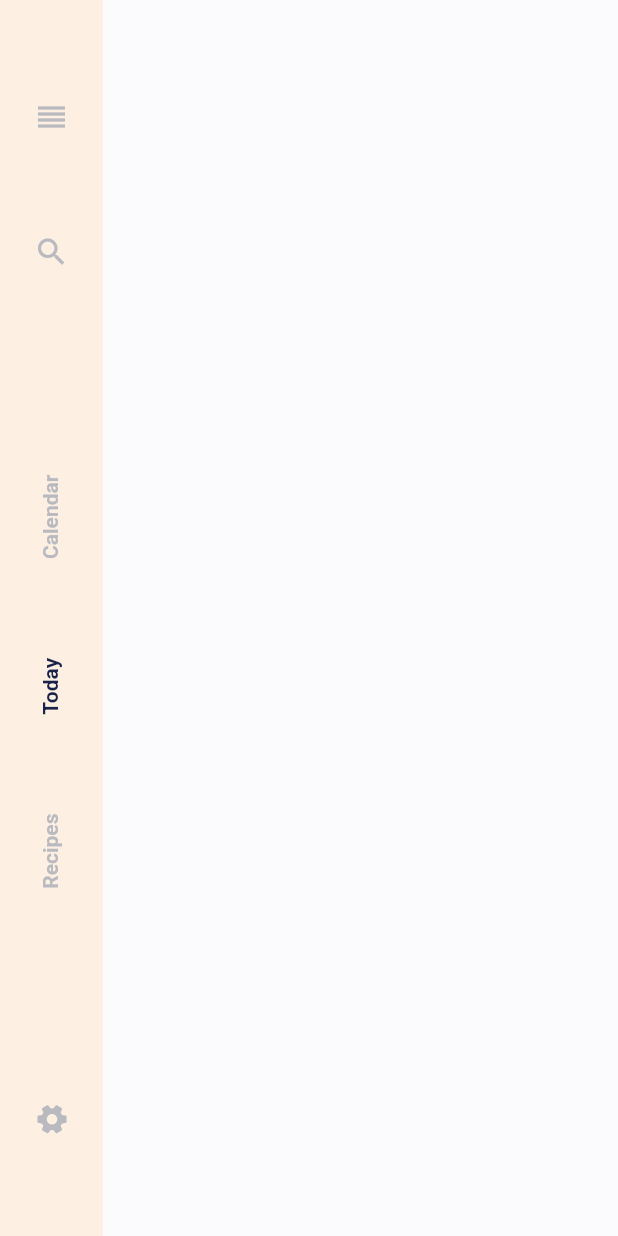
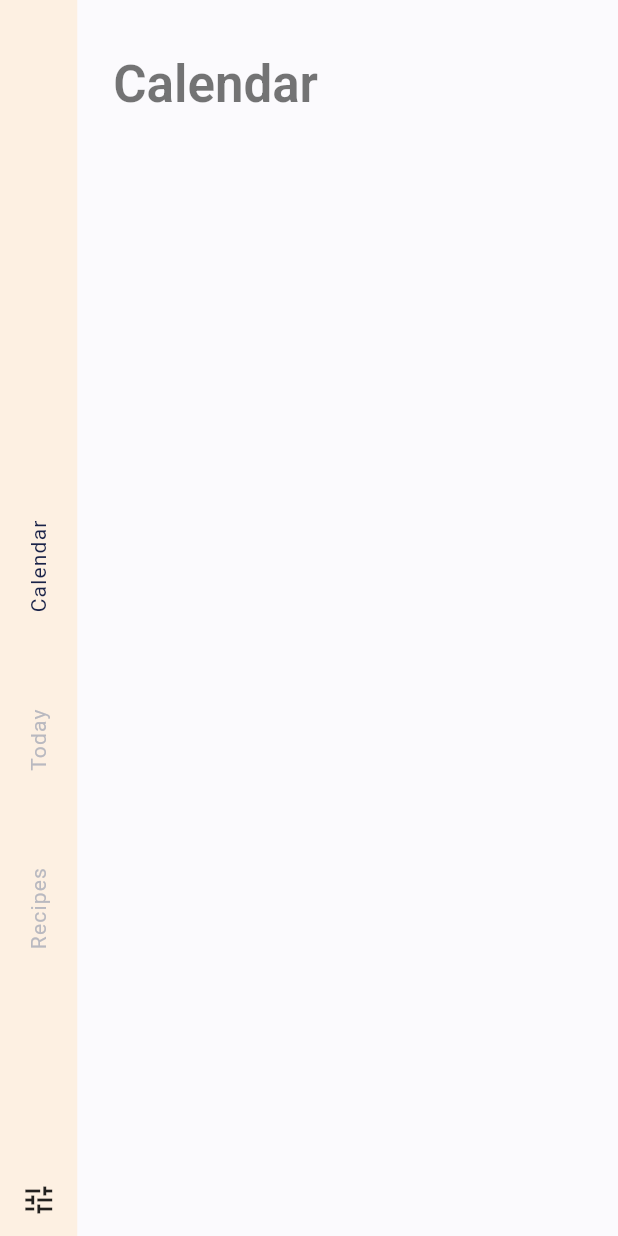
Before and after one commit to osamaaliarshad/FoodCast, a Flutter app: the screen it shows after launch, after a tap on "Calendar", on a phone screen of 412 x 824 dp. Run offline on Flutter 3.47's test engine with Material 2 defaults, Android fonts, the phone set to English and light mode, and no system bars; our stand-ins replace flutter_riverpod.

Commit message:
Added interactive UI elements

```diff
--- a/lib/presentation/home_screen.dart
+++ b/lib/presentation/home_screen.dart
@@ -4,88 +4,115 @@ import 'package:flutter_riverpod/all.dart';
 const Color activeColor = Color(0xFF192248);
 const Color deactiveColor = Color(0xFFB9B9C0);
 
-class MyHomePage extends ConsumerWidget {
+class MyHomePage extends StatefulWidget {
   @override
-  Widget build(BuildContext context, watch) {
+  _MyHomePageState createState() => _MyHomePageState();
+}
+
+class _MyHomePageState extends State<MyHomePage> {
+  int _selectedIndex = 1;
+  @override
+  Widget build(BuildContext context) {
+    final double height = MediaQuery.of(context).size.height;
+    final double width = MediaQuery.of(context).size.width;
     return Scaffold(
       backgroundColor: Color(0xFFFBFAFD),
-      body: Center(
-        child: Row(
+      body: Row(
         children: <Widget>[
-            Column(
-              mainAxisAlignment: MainAxisAlignment.center,
-              children: <Widget>[
-                Container(
-                  height: MediaQuery.of(context).size.height,
-                  width: MediaQuery.of(context).size.width / 6,
-                  color: Color(0xFFFDF0E2),
-                  child: Column(
-                    mainAxisAlignment: MainAxisAlignment.spaceEvenly,
+          NavigationRail(
+            minWidth: width / 8,
+            groupAlignment: 1.0,
+            backgroundColor: Color(0xFFFDF0E2),
+            selectedIndex: _selectedIndex,
+            onDestinationSelected: (int index) {
+              setState(() {
+                _selectedIndex = index;
+              });
+            },
+            labelType: NavigationRailLabelType.all,
+            destinations: [
+              buildRotatedTextRailDestination("Calendar"),
+              buildRotatedTextRailDestination("Today"),
+              buildRotatedTextRailDestination("Recipes"),
+            ],
+            trailing: Column(
               children: [
-                      RotatedBox(
-                        quarterTurns: 0,
-                        child: Icon(
-                          Icons.reorder,
+                SizedBox(
+                  height: height / 8,
+                ),
+                SizedBox(
+                  height: height / 105,
+                ),
+                IconButton(icon: Icon(Icons.tune), onPressed: () {})
+              ],
+            ),
+            selectedLabelTextStyle: TextStyle(
+              color: activeColor,
+              letterSpacing: 0.8,
+            ),
+            unselectedLabelTextStyle: TextStyle(
               color: deactiveColor,
+              letterSpacing: 0.8,
             ),
           ),
-                      RotatedBox(
-                        quarterTurns: 0,
-                        child: Icon(
-                          Icons.search,
-                          color: deactiveColor,
+
+          // VerticalDivider(
+          //   thickness: 1,
+          //   width: 1,
+          //   color: Colors.black,
+          // ),
+
+          // This is the main content.
+          ContentSpace(_selectedIndex)
+        ],
+      ),
+    );
+  }
+}
+
+NavigationRailDestination buildRotatedTextRailDestination(String text) {
+  return NavigationRailDestination(
+    icon: SizedBox.shrink(),
+    label: Padding(
+      padding: const EdgeInsets.only(top: 16.0, bottom: 16.0),
+      child: RotatedBox(
+        quarterTurns: 3,
+        child: Text(text),
       ),
     ),
+  );
+}
+
+class ContentSpace extends StatelessWidget {
+  final int _selectedIndex;
+  ContentSpace(this._selectedIndex);
+
+  final List<String> titles = [
+    "Calendar",
+    "Today's\nFood",
+    "All\nRecipes",
+  ];
+
+  @override
+  Widget build(BuildContext context) {
+    return Expanded(
+      child: Padding(
+        padding: const EdgeInsets.fromLTRB(24, 8, 0, 0),
+        child: MediaQuery.removePadding(
+          removeTop: true,
+          context: context,
+          child: ListView(
+            children: <Widget>[
               SizedBox(
-                        height: 5,
+                height: 24,
               ),
-                      GestureDetector(
-                        onTap: () {
-                          print('object');
-                        },
-                        child: RotatedBox(
-                          quarterTurns: 3,
-                          child: Text(
-                            'Calendar',
-                            style: TextStyle(color: deactiveColor),
-                          ),
-                        ),
-                      ),
-                      GestureDetector(
-                        onTap: () {
-                          print('object2');
-                        },
-                        child: RotatedBox(
-                          quarterTurns: 3,
-                          child: Text(
-                            'Today',
-                            style: TextStyle(color: activeColor),
-                          ),
-                        ),
-                      ),
-                      RotatedBox(
-                        quarterTurns: 3,
-                        child: Text(
-                          'Recipes',
-                          style: TextStyle(color: deactiveColor),
-                        ),
-                      ),
+              Text(titles[_selectedIndex],
+                  style: Theme.of(context).textTheme.headline4),
               SizedBox(
-                        height: 10,
-                      ),
-                      RotatedBox(
-                        quarterTurns: 3,
-                        child: Icon(
-                          Icons.settings,
-                          color: deactiveColor,
-                        ),
+                height: 24,
               ),
             ],
           ),
-                )
-              ],
-            ),
-          ],
         ),
       ),
     );
```
Lines whose indentation alone changed are shown as unchanged.
